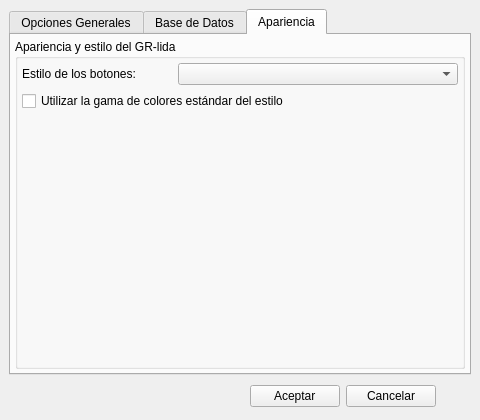
Qt form ui/opciones.ui (Monthy/gr-lida) before a commit.
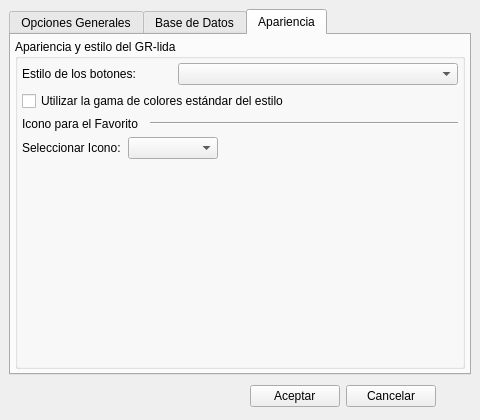
The same form after that commit. The open tabs and pages were chosen to show the change. Icons and pictures are not drawn.

Patch:
```diff
--- a/ui/opciones.ui
+++ b/ui/opciones.ui
@@ -943,9 +943,6 @@
           <string>Apariencia y estilo del GR-lida</string>
          </property>
          <layout class="QVBoxLayout" >
-          <property name="spacing" >
-           <number>6</number>
-          </property>
           <property name="leftMargin" >
            <number>4</number>
           </property>
@@ -1013,6 +1010,73 @@
             </property>
            </widget>
           </item>
+          <item>
+           <layout class="QHBoxLayout" >
+            <property name="spacing" >
+             <number>12</number>
+            </property>
+            <item>
+             <widget class="QLabel" name="label_5" >
+              <property name="sizePolicy" >
+               <sizepolicy vsizetype="Preferred" hsizetype="Fixed" >
+                <horstretch>0</horstretch>
+                <verstretch>0</verstretch>
+               </sizepolicy>
+              </property>
+              <property name="text" >
+               <string>Icono para el Favorito</string>
+              </property>
+             </widget>
+            </item>
+            <item>
+             <widget class="Line" name="line_4" >
+              <property name="orientation" >
+               <enum>Qt::Horizontal</enum>
+              </property>
+             </widget>
+            </item>
+           </layout>
+          </item>
+          <item>
+           <layout class="QHBoxLayout" >
+            <item>
+             <widget class="QLabel" name="label_6" >
+              <property name="minimumSize" >
+               <size>
+                <width>100</width>
+                <height>0</height>
+               </size>
+              </property>
+              <property name="text" >
+               <string>Seleccionar Icono:</string>
+              </property>
+             </widget>
+            </item>
+            <item>
+             <widget class="QComboBox" name="cmbIconFav" >
+              <property name="minimumSize" >
+               <size>
+                <width>90</width>
+                <height>0</height>
+               </size>
+              </property>
+             </widget>
+            </item>
+            <item>
+             <spacer>
+              <property name="orientation" >
+               <enum>Qt::Horizontal</enum>
+              </property>
+              <property name="sizeHint" >
+               <size>
+                <width>40</width>
+                <height>20</height>
+               </size>
+              </property>
+             </spacer>
+            </item>
+           </layout>
+          </item>
           <item>
            <spacer>
             <property name="orientation" >
@@ -1020,8 +1084,8 @@
             </property>
             <property name="sizeHint" >
              <size>
-              <width>20</width>
-              <height>40</height>
+              <width>438</width>
+              <height>131</height>
              </size>
             </property>
            </spacer>
```
Left out of the diff: 278 changed lines with no effect on the pictures.
